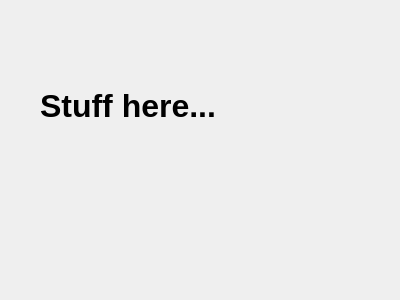
Before: the Qt Designer form view_log.ui in SJR-Codes/PyPicMover, drawn with Qt 5.
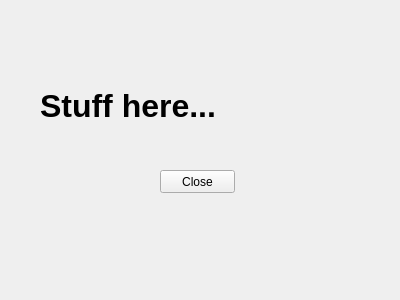
After: the same form once the commit is applied.

Commit message: close button added

The edit to the form file:
```diff
--- a/view_log.ui
+++ b/view_log.ui
@@ -33,6 +33,19 @@
     <string>Stuff here...</string>
    </property>
   </widget>
+  <widget class="QPushButton" name="btnClose">
+   <property name="geometry">
+    <rect>
+     <x>160</x>
+     <y>170</y>
+     <width>75</width>
+     <height>23</height>
+    </rect>
+   </property>
+   <property name="text">
+    <string>Close</string>
+   </property>
+  </widget>
  </widget>
  <resources/>
  <connections/>
```
The commit also changes 1 other file.
